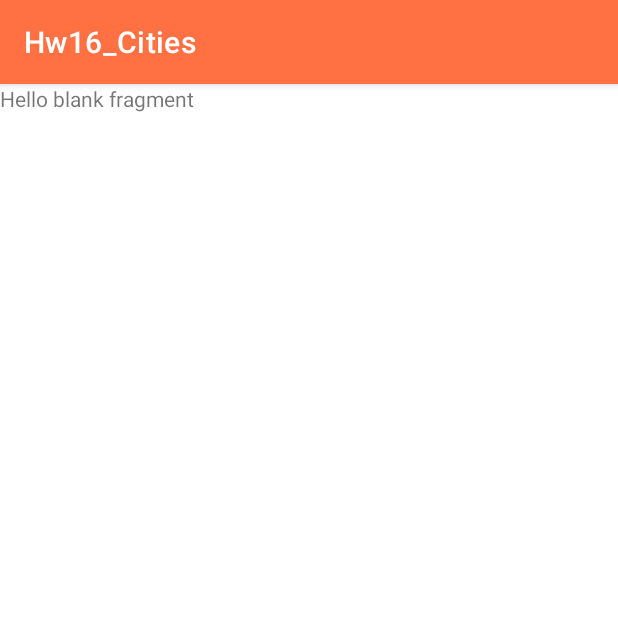
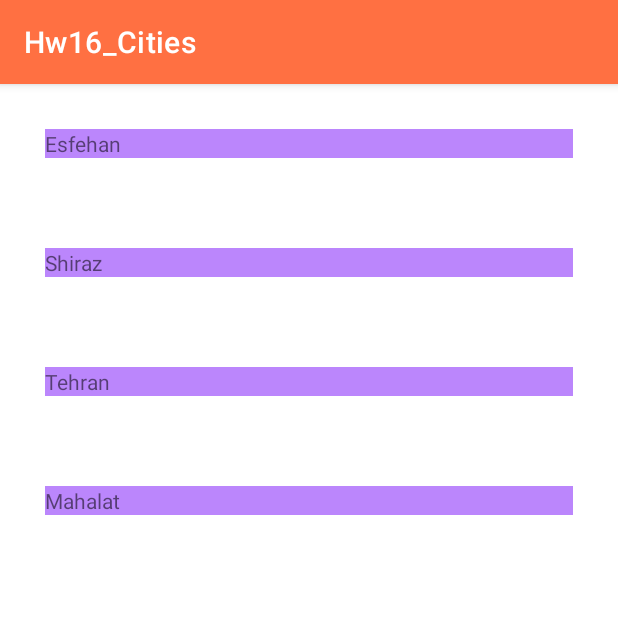
Before and after one commit to tsmoosavi/Hw16_Cities, an Android app: the fragment SelectedCitiesFragment shown on its own in the app's theme, on a phone screen of 412 x 824 dp, the top half of it. Run offline under Robolectric (Android 15) with nearby library versions, the phone set to English and light mode, and no system bars; our stand-ins replace Room's generated code, data binding.

Commit message:
add selected city list

```diff
--- a/app/src/main/AndroidManifest.xml
+++ b/app/src/main/AndroidManifest.xml
@@ -10,7 +10,7 @@
         android:supportsRtl="true"
         android:theme="@style/Theme.Hw16_Cities">
         <activity
-            android:name=".MainActivity"
+            android:name=".view.MainActivity"
             android:exported="true">
             <intent-filter>
                 <action android:name="android.intent.action.MAIN" />
--- a/app/src/main/java/com/example/hw16_cities/HomeViewModel.kt
+++ b/app/src/main/java/com/example/hw16_cities/HomeViewModel.kt
@@ -2,16 +2,19 @@ package com.example.hw16_cities
 
 import android.app.Application
 import androidx.lifecycle.AndroidViewModel
+import androidx.lifecycle.LiveData
+import com.example.hw16_cities.database.CityEntity
 
 class HomeViewModel(app: Application): AndroidViewModel(app)  {
 
-
+    var citiesListLD : LiveData<List<CityEntity>>
     var repo = Repository()
     var listOfCity = repo.citiesList
  init {
      repo.initDB(app.applicationContext)
+     citiesListLD = repo.getList()
  }
-    fun selectCity(city: City){
+    fun selectCity(city: CityEntity){
         repo.addCity(city)
     }
 }
--- a/app/src/main/java/com/example/hw16_cities/SelectedCitiesFragment.kt
+++ /dev/null
@@ -1,27 +0,0 @@
-package com.example.hw16_cities
-
-import android.os.Bundle
-import androidx.fragment.app.Fragment
-import android.view.LayoutInflater
-import android.view.View
-import android.view.ViewGroup
-import com.example.hw16_cities.databinding.FragmentSelectedCitiesBinding
-
-
-class SelectedCitiesFragment : Fragment() {
-        lateinit var binding: FragmentSelectedCitiesBinding
-
-    override fun onCreate(savedInstanceState: Bundle?) {
-        super.onCreate(savedInstanceState)
-
-    }
-
-    override fun onCreateView(
-        inflater: LayoutInflater, container: ViewGroup?,
-        savedInstanceState: Bundle?
-    ): View? {
-        binding = FragmentSelectedCitiesBinding.inflate(inflater,container,false)
-        return binding.root
-    }
-
-}
--- a/app/src/main/java/com/example/hw16_cities/database/DaoOfCityEntity.kt
+++ b/app/src/main/java/com/example/hw16_cities/database/DaoOfCityEntity.kt
@@ -9,7 +9,7 @@ import com.example.hw16_cities.database.CityEntity
 interface DaoOfCityEntity {
 
     @Insert(onConflict = OnConflictStrategy.REPLACE)
-    fun addCity(city: City)
+    fun addCity(city: CityEntity)
 
     @Delete
     fun removeCity(city: CityEntity)
--- a/app/src/main/java/com/example/hw16_cities/database/Repository.kt
+++ b/app/src/main/java/com/example/hw16_cities/database/Repository.kt
@@ -1,7 +1,9 @@
 package com.example.hw16_cities
 
 import android.content.Context
+import androidx.lifecycle.LiveData
 import com.example.hw16_cities.database.CityDatabase
+import com.example.hw16_cities.database.CityEntity
 import com.example.hw16_cities.database.DaoOfCityEntity
 
 class Repository {
@@ -12,12 +14,15 @@ class Repository {
         db = CityDatabase.getDatabase(context)
         cityDao = db?.cityDao()
     }
-    var citiesList = listOf<City>(City("Esfehan"),City("Shiraz"),City("Tehran"),City("Mahalat"),City("Kashan"),
+    var citiesList = listOf(City("Esfehan"),City("Shiraz"),City("Tehran"),City("Mahalat"),City("Kashan"),
                                     City("qazvin"),City("Sari"),City("Bam"),City("Hamedan"),City("Rasht"))
 
 
-    fun addCity(city: City){
+    fun addCity(city: CityEntity){
         db!!.cityDao().addCity(city)
+    }
+    fun getList(): LiveData<List<CityEntity>>{
+        return db!!.cityDao().getList()
     }
 }
 class City(var name:String){
--- a/app/src/main/java/com/example/hw16_cities/recyclerview/HomeRecyclerAdapter.kt
+++ b/app/src/main/java/com/example/hw16_cities/recyclerview/HomeRecyclerAdapter.kt
@@ -1,5 +1,7 @@
 package com.example.hw16_cities.recyclerview
 
+import android.app.Application
+import android.content.Context
 import android.view.LayoutInflater
 import android.view.ViewGroup
 import android.widget.Button
@@ -8,6 +10,7 @@ import androidx.recyclerview.widget.DiffUtil
 import androidx.recyclerview.widget.ListAdapter
 import androidx.recyclerview.widget.RecyclerView
 import com.example.hw16_cities.City
+import com.example.hw16_cities.HomeViewModel
 import com.example.hw16_cities.R
 import com.example.hw16_cities.Repository
 import com.example.hw16_cities.databinding.HomerecyclerviewBinding
@@ -48,6 +51,6 @@ class HomeRecyclerAdapter(var buttonClick: buttonClickHandler) : ListAdapter<Cit
     override fun onBindViewHolder(holder: ItemHolder, position: Int) {
 //        holder.bind(getItem(position),buttonClick)
         holder.binding.cityButton.text =getItem(position).name
-        buttonClick(holder.binding.cityButton, Repository().citiesList[position])
+        buttonClick(holder.binding.cityButton,Repository().citiesList[position])
     }
 }
--- a/app/src/main/java/com/example/hw16_cities/recyclerview/SelectedCityRecyclerAdapter.kt
+++ b/app/src/main/java/com/example/hw16_cities/recyclerview/SelectedCityRecyclerAdapter.kt
@@ -38,6 +38,7 @@ class SelectedCityRecyclerAdapter : ListAdapter<CityEntity, SelectedCityRecycler
     }
 
     override fun onBindViewHolder(holder: ItemHolder, position: Int) {
+        holder.binding.cityTv.text = getItem(position).cityName
     }
 
 }
--- a/app/src/main/java/com/example/hw16_cities/MainActivity.kt
+++ b/app/src/main/java/com/example/hw16_cities/view/MainActivity.kt
@@ -1,7 +1,8 @@
-package com.example.hw16_cities
+package com.example.hw16_cities.view
 
 import androidx.appcompat.app.AppCompatActivity
 import android.os.Bundle
+import com.example.hw16_cities.R
 
 class MainActivity : AppCompatActivity() {
     override fun onCreate(savedInstanceState: Bundle?) {
--- /dev/null
+++ b/app/src/main/java/com/example/hw16_cities/view/SelectedCitiesFragment.kt
@@ -0,0 +1,44 @@
+package com.example.hw16_cities.view
+
+import android.os.Bundle
+import androidx.fragment.app.Fragment
+import android.view.LayoutInflater
+import android.view.View
+import android.view.ViewGroup
+import androidx.fragment.app.activityViewModels
+import com.example.hw16_cities.HomeViewModel
+import com.example.hw16_cities.databinding.FragmentSelectedCitiesBinding
+import com.example.hw16_cities.recyclerview.SelectedCityRecyclerAdapter
+
+
+class SelectedCitiesFragment : Fragment() {
+    lateinit var binding: FragmentSelectedCitiesBinding
+    val vm: HomeViewModel by activityViewModels()
+    override fun onCreate(savedInstanceState: Bundle?) {
+        super.onCreate(savedInstanceState)
+
+    }
+
+    override fun onCreateView(
+        inflater: LayoutInflater, container: ViewGroup?,
+        savedInstanceState: Bundle?
+    ): View? {
+        binding = FragmentSelectedCitiesBinding.inflate(inflater,container,false)
+        return binding.root
+    }
+
+
+    override fun onViewCreated(view: View, savedInstanceState: Bundle?) {
+        super.onViewCreated(view, savedInstanceState)
+        var adapter = SelectedCityRecyclerAdapter()
+        binding.selectedRecyclerView.adapter = adapter
+
+        vm.citiesListLD.observe(viewLifecycleOwner){
+            if (it != null){
+                var adapter = SelectedCityRecyclerAdapter()
+                binding.selectedRecyclerView.adapter = adapter
+                adapter.submitList(it)
+            }
+        }
+    }
+}
--- a/app/src/main/res/layout/activity_main.xml
+++ b/app/src/main/res/layout/activity_main.xml
@@ -4,7 +4,7 @@
     xmlns:tools="http://schemas.android.com/tools"
     android:layout_width="match_parent"
     android:layout_height="match_parent"
-    tools:context=".MainActivity">
+    tools:context=".view.MainActivity">
 
     <androidx.fragment.app.FragmentContainerView
         android:id="@+id/homeFragment"
--- a/app/src/main/res/layout/fragment_home.xml
+++ b/app/src/main/res/layout/fragment_home.xml
@@ -4,7 +4,7 @@
     android:layout_width="match_parent"
     android:layout_height="match_parent"
     xmlns:app="http://schemas.android.com/apk/res-auto"
-    tools:context=".HomeFragment">
+    tools:context=".view.HomeFragment">
 
     <!-- TODO: Update blank fragment layout -->
  <androidx.recyclerview.widget.RecyclerView
@@ -16,11 +16,11 @@
      app:layout_constraintTop_toTopOf="parent"
      android:layout_marginTop="30dp"
      android:layout_marginBottom="40dp"
-     app:layout_constraintBottom_toTopOf="@id/showSelectedCities"
+     app:layout_constraintBottom_toTopOf="@id/showSelectedCitiesBtn"
      app:layoutManager="androidx.recyclerview.widget.LinearLayoutManager"/>
 
     <Button
-        android:id="@+id/showSelectedCities"
+        android:id="@+id/showSelectedCitiesBtn"
         android:layout_width="wrap_content"
         android:layout_height="wrap_content"
         android:text="@string/show_selected_cities"
--- a/app/src/main/res/layout/fragment_selected_cities.xml
+++ b/app/src/main/res/layout/fragment_selected_cities.xml
@@ -3,12 +3,13 @@
     xmlns:tools="http://schemas.android.com/tools"
     android:layout_width="match_parent"
     android:layout_height="match_parent"
-    tools:context=".SelectedCitiesFragment">
+    xmlns:app="http://schemas.android.com/apk/res-auto"
+    tools:context=".view.SelectedCitiesFragment">
 
-    <!-- TODO: Update blank fragment layout -->
-    <TextView
+    <androidx.recyclerview.widget.RecyclerView
+        android:id="@+id/selectedRecyclerView"
         android:layout_width="match_parent"
-        android:layout_height="match_parent"
-        android:text="@string/hello_blank_fragment" />
+        android:layout_height="wrap_content"
+        app:layoutManager="androidx.recyclerview.widget.LinearLayoutManager"/>
 
 </FrameLayout>
--- a/app/src/main/res/layout/selectedcityrecyclerview.xml
+++ b/app/src/main/res/layout/selectedcityrecyclerview.xml
@@ -1,15 +1,17 @@
 <?xml version="1.0" encoding="utf-8"?>
 <layout  xmlns:android="http://schemas.android.com/apk/res/android">
     <data>
-
+        <variable
+            name="city"
+            type="com.example.hw16_cities.database.CityEntity" />
 
     </data>
     <LinearLayout
         android:layout_width="match_parent"
         android:layout_height="wrap_content"
         android:padding="20dp">
-        <EditText
-            android:id="@+id/cityButton"
+        <TextView
+            android:id="@+id/cityTv"
             android:layout_width="match_parent"
             android:layout_height="wrap_content"
             android:layout_margin="10dp"
--- a/app/src/main/res/navigation/nav_graph.xml
+++ b/app/src/main/res/navigation/nav_graph.xml
@@ -7,7 +7,7 @@
 
     <fragment
         android:id="@+id/homeFragment2"
-        android:name="com.example.hw16_cities.HomeFragment"
+        android:name="com.example.hw16_cities.view.HomeFragment"
         android:label="fragment_home"
         tools:layout="@layout/fragment_home" >
         <action
@@ -16,7 +16,7 @@
     </fragment>
     <fragment
         android:id="@+id/selectedCitiesFragment"
-        android:name="com.example.hw16_cities.SelectedCitiesFragment"
+        android:name="com.example.hw16_cities.view.SelectedCitiesFragment"
         android:label="fragment_selected_cities"
         tools:layout="@layout/fragment_selected_cities" />
 </navigation>
```
Also changed, not shown: app/src/main/java/com/example/hw16_cities/view/HomeFragment.kt (renamed from app/src/main/java/com/example/hw16_cities/HomeFragment.kt, +40 -10 lines).
